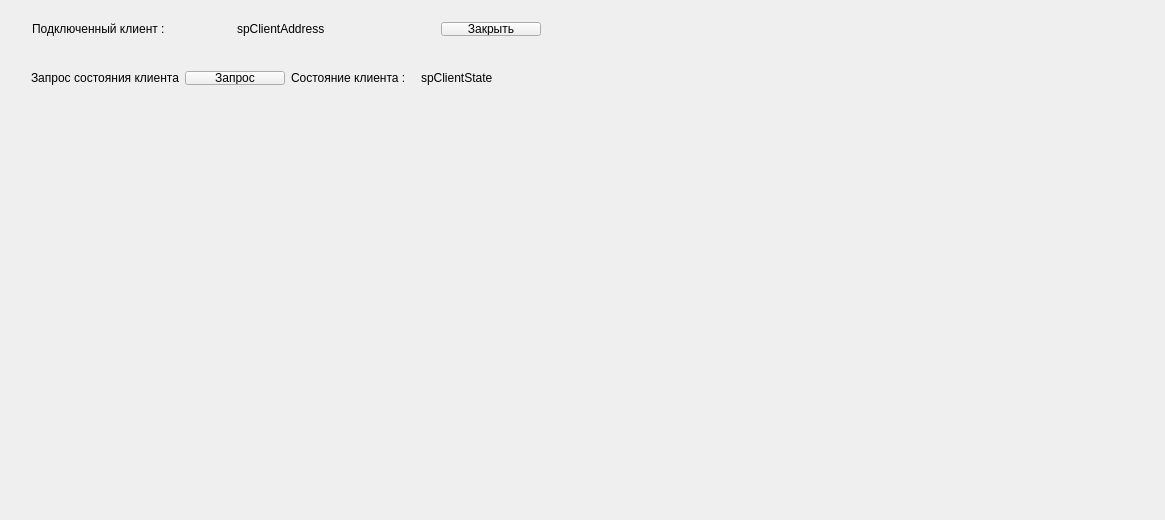
zaqwsx1277/prS63BruteForce, file unitTest/ServerEmulator/prServerEmulator/prServerEmulator.ui: the form before one commit.
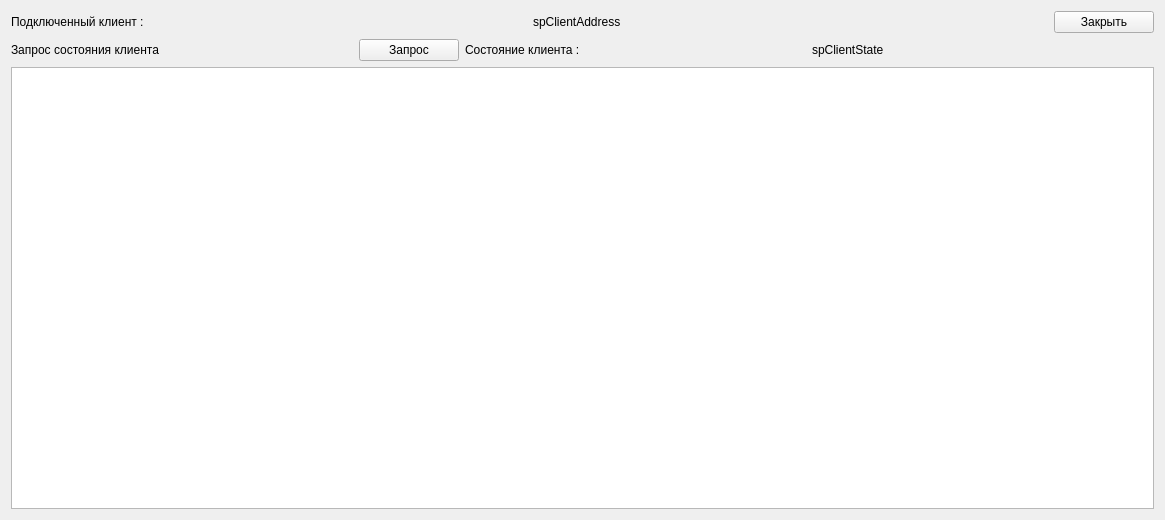
The form after the commit.

What changed in the file:
```diff
--- a/unitTest/ServerEmulator/prServerEmulator/prServerEmulator.ui
+++ b/unitTest/ServerEmulator/prServerEmulator/prServerEmulator.ui
@@ -14,15 +14,8 @@
    <string>prServerEmulator</string>
   </property>
   <widget class="QWidget" name="centralWidget">
-   <widget class="QWidget" name="">
-    <property name="geometry">
-     <rect>
-      <x>21</x>
-      <y>11</y>
-      <width>531</width>
-      <height>36</height>
-     </rect>
-    </property>
+   <layout class="QGridLayout" name="gridLayout_2">
+    <item row="0" column="0">
     <layout class="QGridLayout" name="gridLayout">
      <item row="0" column="0">
       <widget class="QLabel" name="label">
@@ -52,16 +45,8 @@
       </widget>
      </item>
     </layout>
-   </widget>
-   <widget class="QWidget" name="">
-    <property name="geometry">
-     <rect>
-      <x>20</x>
-      <y>60</y>
-      <width>612</width>
-      <height>36</height>
-     </rect>
-    </property>
+    </item>
+    <item row="1" column="0">
     <layout class="QHBoxLayout" name="horizontalLayout">
      <item>
       <widget class="QLabel" name="label_2">
@@ -110,7 +95,11 @@
       </widget>
      </item>
     </layout>
-   </widget>
+    </item>
+    <item row="2" column="0">
+     <widget class="QTableView" name="spLog"/>
+    </item>
+   </layout>
   </widget>
  </widget>
  <layoutdefault spacing="6" margin="11"/>
```
Lines whose indentation alone changed are shown as unchanged.
